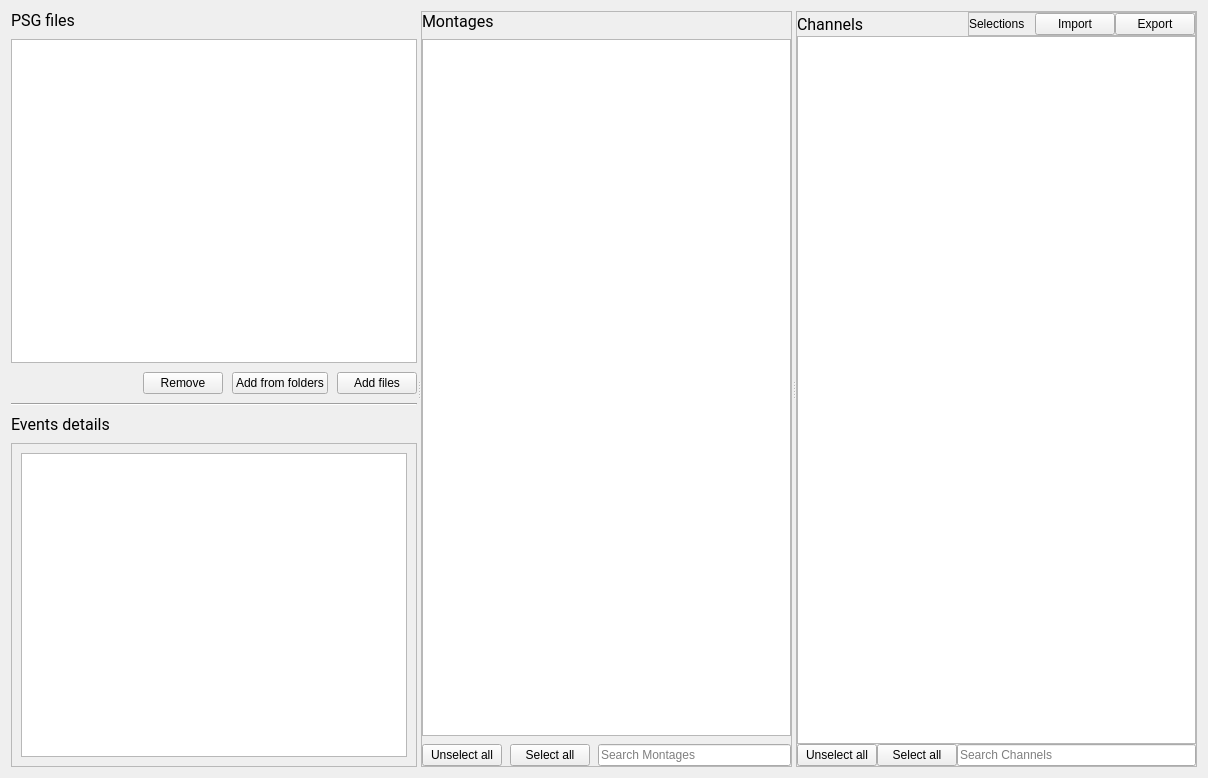
SnoozToolbox/snooz-package-ceams, file tools/CEAMSTools/SlowWaveImages/InputFilesStep/Ui_InputFilesStep.ui: the form before one commit.
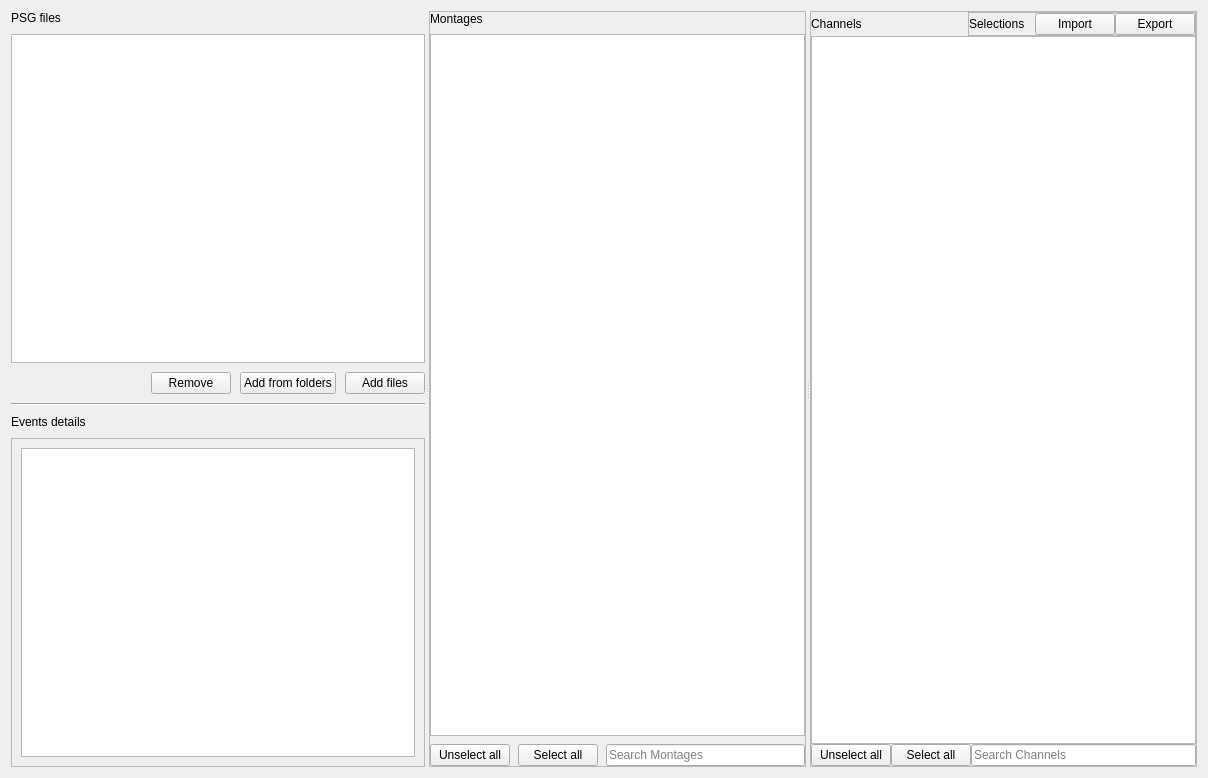
The form after the commit.

Commit message: Font step 4: forms without fonts of their own, look kept

```diff
--- a/tools/CEAMSTools/SlowWaveImages/InputFilesStep/Ui_InputFilesStep.ui
+++ b/tools/CEAMSTools/SlowWaveImages/InputFilesStep/Ui_InputFilesStep.ui
@@ -13,9 +13,6 @@
   <property name="windowTitle">
    <string>Form</string>
   </property>
-  <property name="styleSheet">
-   <string notr="true">font: 12pt &quot;Roboto&quot;;</string>
-  </property>
   <layout class="QVBoxLayout" name="verticalLayout_4">
    <item>
     <widget class="QSplitter" name="splitter">
@@ -34,8 +31,6 @@
         <widget class="QLabel" name="label_PSG">
          <property name="font">
           <font>
-           <family>Roboto</family>
-           <pointsize>12</pointsize>
            <weight>50</weight>
            <italic>false</italic>
            <bold>false</bold>
@@ -108,8 +103,6 @@
         <widget class="QLabel" name="label_4">
          <property name="font">
           <font>
-           <family>Roboto</family>
-           <pointsize>12</pointsize>
            <weight>50</weight>
            <italic>false</italic>
            <bold>false</bold>
@@ -176,8 +169,6 @@
           <widget class="QLabel" name="label_Montages">
            <property name="font">
             <font>
-             <family>Roboto</family>
-             <pointsize>12</pointsize>
              <weight>50</weight>
              <italic>false</italic>
              <bold>false</bold>
@@ -262,8 +253,6 @@
           <widget class="QLabel" name="label_Channels">
            <property name="font">
             <font>
-             <family>Roboto</family>
-             <pointsize>12</pointsize>
              <weight>50</weight>
              <italic>false</italic>
              <bold>false</bold>
```
The commit also changes 427 other files.
